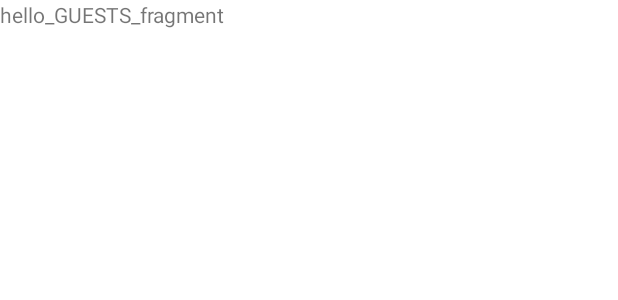
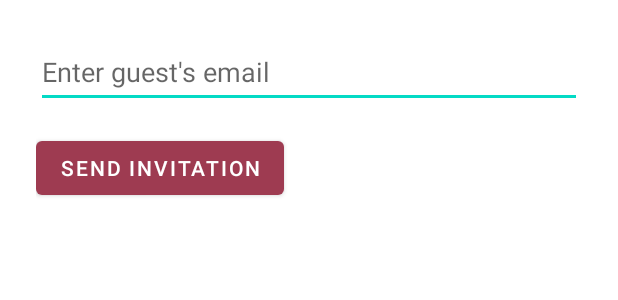
Before and after one commit to SaniaNisar/EventMiingle, an Android app: the layout fragment_guests.xml on its own in the app's theme, with its tools: preview values and no code run, on a phone screen of 412 x 824 dp. Shown: the top 300 px of the screen. Run offline under Robolectric (Android 15) with nearby library versions, the phone set to English and light mode, and no system bars.

```diff
--- a/app/src/main/java/com/app/eventmingle/utils/FirebaseUtils.java
+++ b/app/src/main/java/com/app/eventmingle/utils/FirebaseUtils.java
@@ -62,6 +62,10 @@ public class FirebaseUtils {
     public static DatabaseReference getInvitationsRef() {
         return getDatabase().child("invitations");
     }
+    public static DatabaseReference getGuestsRef() {
+        return FirebaseDatabase.getInstance().getReference("guests");
+    }
+
 
     // Check if user is logged in
     public static boolean isUserLoggedIn() {
--- a/app/src/main/res/layout/fragment_guests.xml
+++ b/app/src/main/res/layout/fragment_guests.xml
@@ -1,14 +1,21 @@
 <?xml version="1.0" encoding="utf-8"?>
-<FrameLayout xmlns:android="http://schemas.android.com/apk/res/android"
-    xmlns:tools="http://schemas.android.com/tools"
+<LinearLayout xmlns:android="http://schemas.android.com/apk/res/android"
+    android:orientation="vertical"
+    android:padding="24dp"
     android:layout_width="match_parent"
-    android:layout_height="match_parent"
-    tools:context=".fragments.GuestsFragment">
+    android:layout_height="match_parent">
 
-    <!-- TODO: Update blank fragment layout -->
-    <TextView
+    <EditText
+        android:id="@+id/et_guest_email"
+        android:hint="Enter guest's email"
+        android:inputType="textEmailAddress"
         android:layout_width="match_parent"
-        android:layout_height="match_parent"
-        android:text="hello_GUESTS_fragment" />
+        android:layout_height="48dp" />
 
-</FrameLayout>
+    <Button
+        android:id="@+id/btn_invite_guest"
+        android:text="Send Invitation"
+        android:layout_marginTop="16dp"
+        android:layout_width="wrap_content"
+        android:layout_height="wrap_content" />
+</LinearLayout>
```
Also changed, not shown: app/src/main/java/com/app/eventmingle/fragments/AddEventFragment.java (+50 -0 lines), app/src/main/java/com/app/eventmingle/fragments/GuestsFragment.java (+87 -46 lines), app/src/main/java/com/app/eventmingle/models/Event.java (+11 -1 lines), app/src/main/java/com/app/eventmingle/models/Guest.java (+33 -21 lines).
